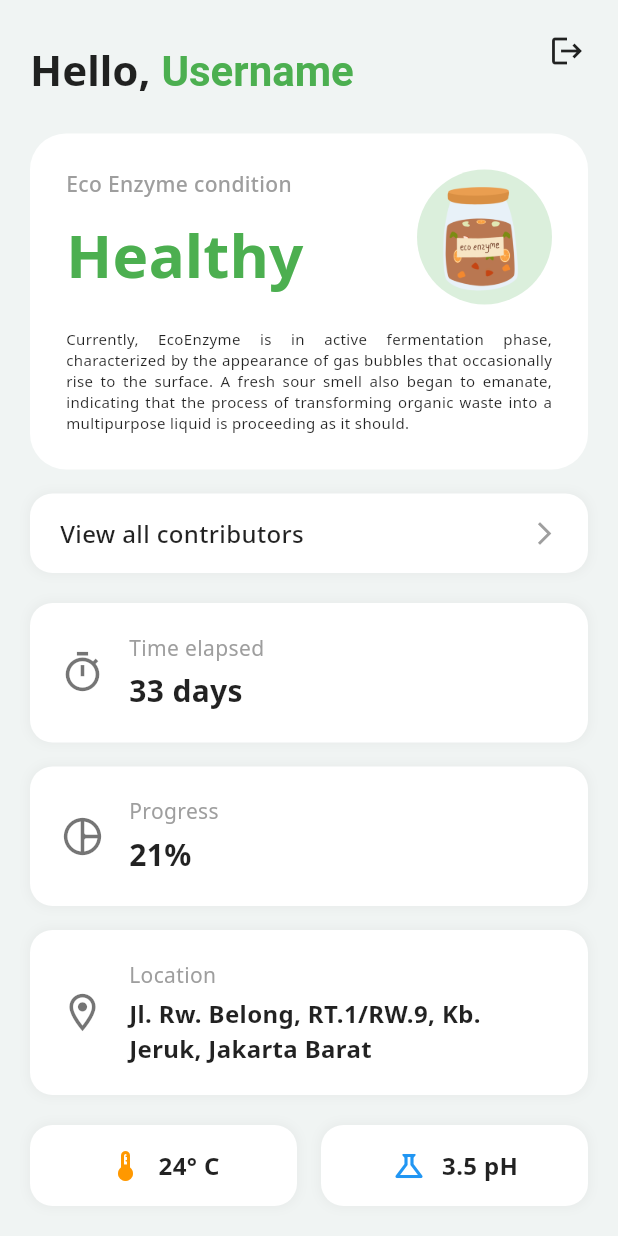
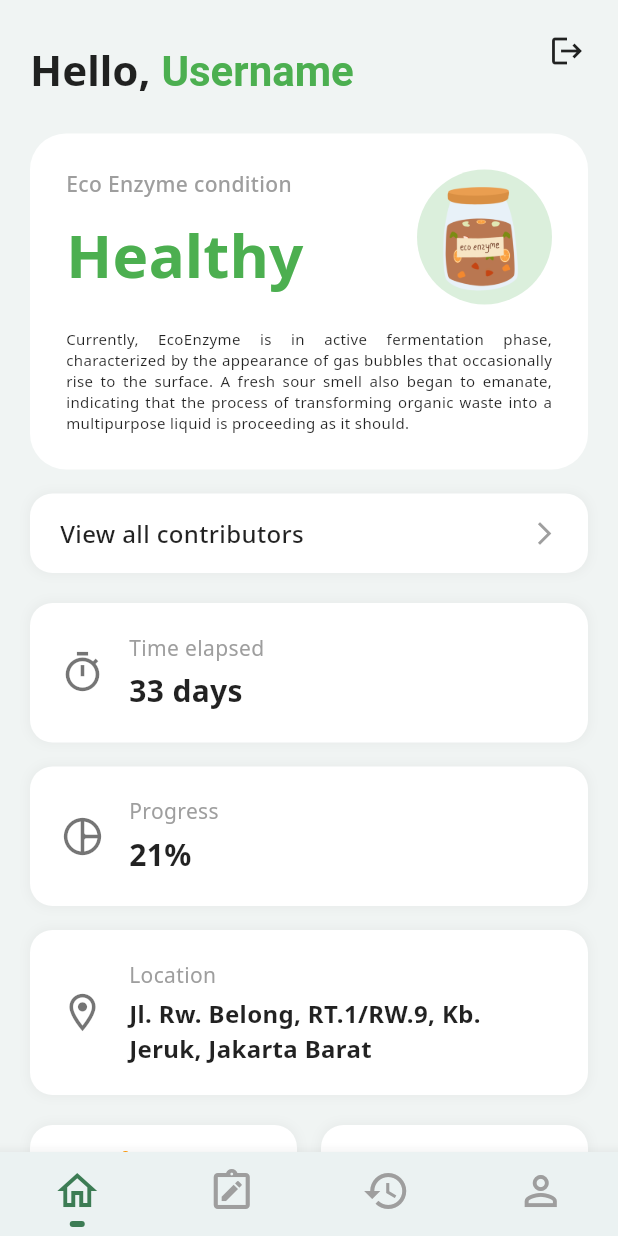
Before and after one commit to kensunjaya/ReBio, a Flutter app: the screen it shows once a user with an empty profile is signed in, scrolled down 33 dp, on a phone screen of 412 x 824 dp. Run offline on Flutter 3.47's test engine with Material 3 defaults, Android fonts, the phone set to English and light mode, and no system bars; our stand-ins replace cloud_firestore, firebase_auth, firebase_core, flutter_svg, google_fonts, image_picker; accounts and stored records are empty.

Commit message:
create bottom navbar

```diff
--- /dev/null
+++ b/lib/components/BottomNavbar.dart
@@ -0,0 +1,96 @@
+import 'package:flutter/material.dart';
+import 'package:google_fonts/google_fonts.dart';
+import 'package:rebio/pages/home.dart';
+import 'package:rebio/pages/recommendation.dart';
+import 'package:rebio/theme/constants.dart';
+
+class MainScreen extends StatefulWidget {
+  const MainScreen({Key? key}) : super(key: key);
+
+  @override
+  State<MainScreen> createState() => _MainScreenState();
+}
+
+class _MainScreenState extends State<MainScreen> {
+  int _selectedIndex = 0;
+
+  final List<Widget> _pages = [
+    const HomePage(),
+    const Recommendation(),
+    const Center(child: Text('History')),
+    const Center(child: Text('Profile')),
+  ];
+
+  void _onItemTapped(int index) {
+    setState(() {
+      _selectedIndex = index;
+    });
+  }
+
+  Widget _buildIcon(IconData iconData, bool isSelected) {
+    return Column(
+      mainAxisSize: MainAxisSize.min,
+      children: [
+        SizedBox(height: 4), // Add space only if selected
+        Icon(
+          iconData,
+          color: isSelected ? primary : Colors.grey,
+          size: 32,
+        ),
+        const SizedBox(height: 4),
+        Container(
+          height: 4,
+          width: 10,
+          decoration: BoxDecoration(
+            color: isSelected ? primary : Colors.transparent,
+            borderRadius: BorderRadius.circular(2),
+          ),
+        ),
+      ],
+    );
+  }
+
+  @override
+  Widget build(BuildContext context) {
+    return Scaffold(
+      body: _pages[_selectedIndex],
+      bottomNavigationBar: Theme(
+        data: Theme.of(context).copyWith(
+          splashFactory: InkRipple.splashFactory,
+          splashColor: primary.withValues(alpha: 0.1),
+          highlightColor: Colors.transparent,
+        ),
+        child: BottomNavigationBar(
+          currentIndex: _selectedIndex,
+          onTap: _onItemTapped,
+          backgroundColor: bg,
+          type: BottomNavigationBarType.fixed,
+          selectedFontSize: 0,
+          unselectedFontSize: 0,
+          showSelectedLabels: false,
+          showUnselectedLabels: false,
+          elevation: 8,
+          items: [
+            BottomNavigationBarItem(
+              icon: _buildIcon(Icons.home_outlined, _selectedIndex == 0),
+              label: '',
+            ),
+            BottomNavigationBarItem(
+              icon: _buildIcon(Icons.note_alt_outlined, _selectedIndex == 1),
+              label: '',
+            ),
+            BottomNavigationBarItem(
+              icon: _buildIcon(Icons.history_outlined, _selectedIndex == 2),
+              label: '',
+            ),
+            BottomNavigationBarItem(
+              icon: _buildIcon(Icons.person_outline, _selectedIndex == 3),
+              label: '',
+            ),
+          ],
+        ),
+      )
+
+    );
+  }
+}
--- a/lib/main.dart
+++ b/lib/main.dart
@@ -1,5 +1,6 @@
 import 'package:flutter/material.dart';
 import 'package:firebase_core/firebase_core.dart';
+import 'package:rebio/components/BottomNavbar.dart';
 import 'package:rebio/pages/FillToDo.dart';
 import 'package:rebio/pages/home.dart';
 import 'package:rebio/pages/login.dart';
@@ -38,6 +39,7 @@ class ReBio extends StatelessWidget {
         '/register': (context) => RegisterPage(),
         '/recommendation': (context) => Recommendation(),
         '/filltodo': (context) => Filltodo(), // Placeholder for filltodo page
+        '/mainscreen': (context) => MainScreen(),
       },
     );
   }
--- a/lib/pages/login.dart
+++ b/lib/pages/login.dart
@@ -38,7 +38,7 @@ class _LoginPageState extends State<LoginPage> {
       ScaffoldMessenger.of(context).showSnackBar(
         SnackBar(content: Text('Login successful!')),
       );
-      Navigator.pushReplacementNamed(context, '/home');
+      Navigator.pushReplacementNamed(context, '/mainscreen');
     } on FirebaseAuthException catch (e) {
       String errorMessage = switch (e.code) {
         'invalid-email' => 'The email address is not valid.',
--- a/lib/widget_tree.dart
+++ b/lib/widget_tree.dart
@@ -1,5 +1,6 @@
 import 'package:flutter/material.dart';
 import 'package:rebio/auth.dart';
+import 'package:rebio/components/BottomNavbar.dart';
 import 'package:rebio/pages/home.dart';
 import 'package:rebio/pages/login.dart';
 import 'package:rebio/pages/recommendation.dart';
@@ -17,7 +18,7 @@ class _WidgetTreeState extends State<WidgetTree> {
     return StreamBuilder(
       stream: Auth().authStateChanges,
       // builder: (context, snapshot) => snapshot.hasData ? HomePage(initialPage: true) : LoginPage(),
-      builder: (context, snapshot) => snapshot.hasData ? HomePage() : LoginPage(),
+      builder: (context, snapshot) => snapshot.hasData ? MainScreen() : LoginPage(),
     );
   }
 }
```
